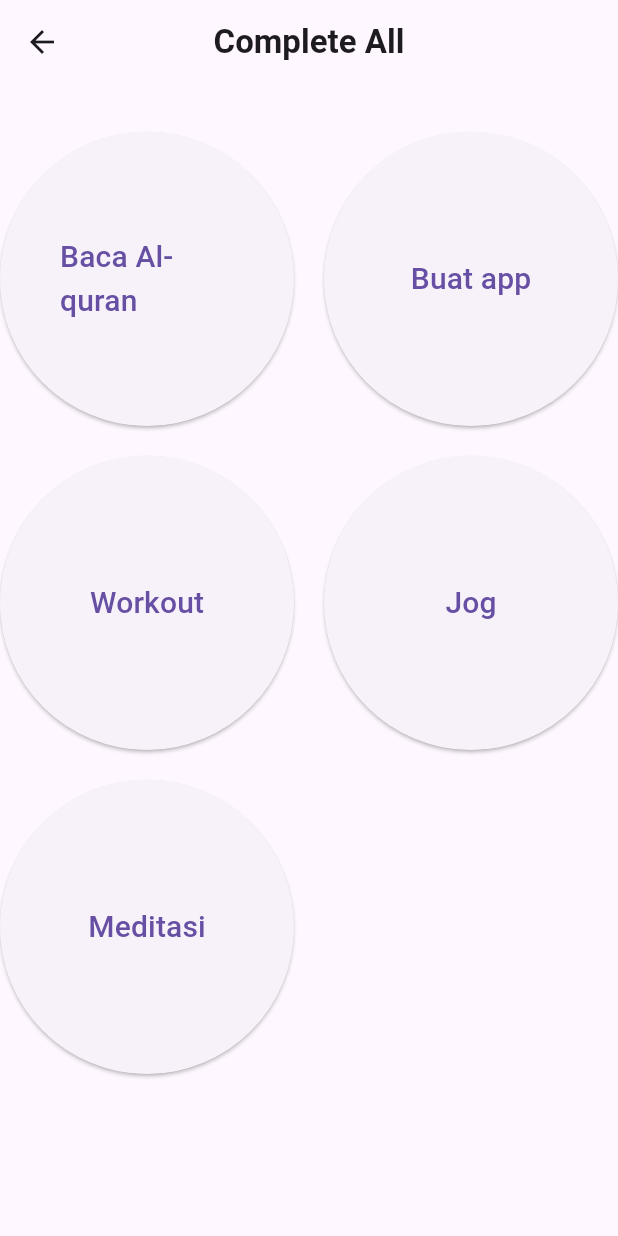
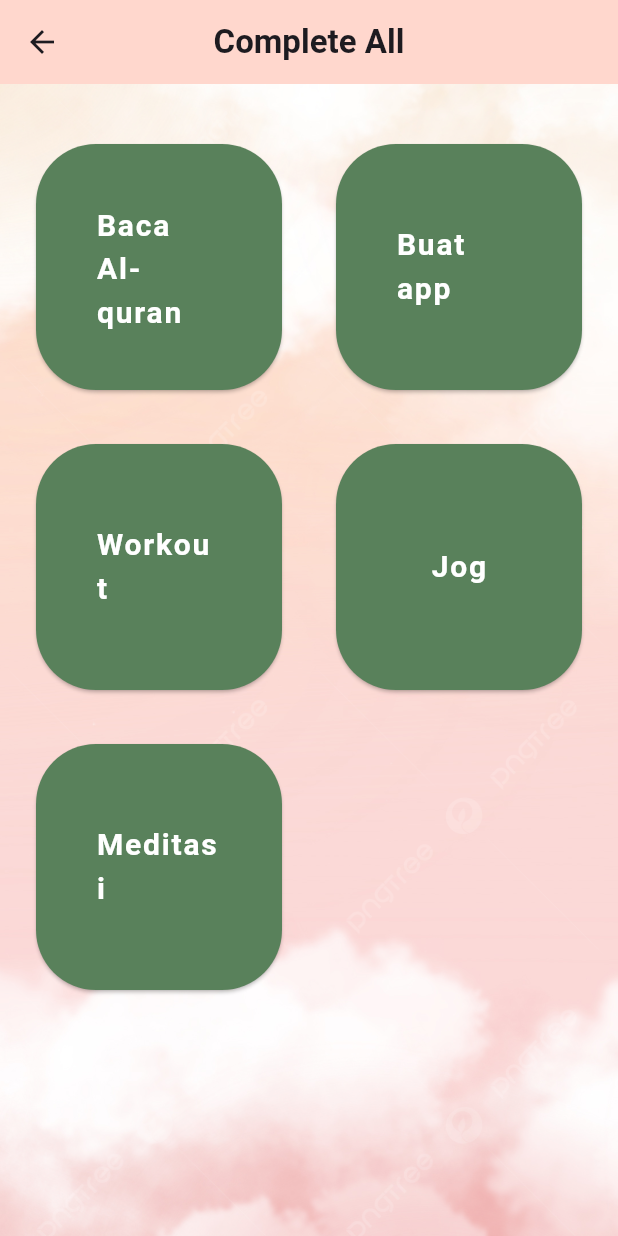
Before and after one commit to C24-S60348/habitmultiplayer, a Flutter app: the screen it shows after launch, after a tap on "Start", on a phone screen of 412 x 824 dp. Run offline on Flutter 3.47's test engine with Material 3 defaults, Android fonts, the phone set to English and light mode, and no system bars; our stand-ins replace flutter_html, shared_preferences, web, webview_flutter; missing offline and left inert: dart:html, dart:ui_web, flutter_html_iframe; network calls fail.

Commit message:
add wallpaper and styling

```diff
--- a/lib/main.dart
+++ b/lib/main.dart
@@ -63,7 +63,14 @@ class _SplashScreenState extends State<SplashScreen> {
     }
 
     return Scaffold(
-      body: Center(
+      body: Container(
+        decoration: BoxDecoration(
+          image: DecorationImage(
+            image: AssetImage('assets/skywallpaper.jpg'),
+            fit: BoxFit.cover,
+          ),
+        ),
+        child: Center(
           child: SingleChildScrollView(
             child: Column(
               mainAxisAlignment: MainAxisAlignment.center,
@@ -73,9 +80,16 @@ class _SplashScreenState extends State<SplashScreen> {
                   style: TextStyle(fontSize: 24, fontWeight: FontWeight.bold),
                 ),
                 SizedBox(height: 32), // Spacing
-                Text(
+                Container(
+                  padding: EdgeInsets.symmetric(horizontal: 16, vertical: 8),
+                  decoration: BoxDecoration(
+                    color: Colors.yellow.withOpacity(0.3),
+                    borderRadius: BorderRadius.circular(8),
+                  ),
+                  child: Text(
                     'Logged in as: $loggedInUser',
-                  style: TextStyle(fontSize: 18, color: Colors.grey),
+                    style: TextStyle(fontSize: 18, color: Colors.blueGrey),
+                  ),
                 ),
                 SizedBox(height: 32), // Spacing
                 ElevatedButton(
@@ -83,10 +97,15 @@ class _SplashScreenState extends State<SplashScreen> {
                     Navigator.of(context).push(MaterialPageRoute(builder: (context) => HomePage()));
                   },
                   style: ElevatedButton.styleFrom(
-                  shape: CircleBorder(),
-                  padding: EdgeInsets.all(120),
+                    shape: RoundedRectangleBorder(
+                      borderRadius: BorderRadius.circular(50),
                     ),
-                child: Text('Start', style: TextStyle(fontSize: 30)),
+                    padding: EdgeInsets.all(80),
+                    backgroundColor: Colors.blueGrey,
+                    shadowColor: Colors.black.withOpacity(0.5),
+                    elevation: 10,
+                  ),
+                  child: Text('Start', style: TextStyle(fontSize: 30, color: Colors.white, fontWeight: FontWeight.bold, fontFamily: 'Poppins', letterSpacing: 1.5)),
                 ),
                 if (loggedInUser == 'afwan')
                   Column(
@@ -127,6 +146,7 @@ class _SplashScreenState extends State<SplashScreen> {
                   },
                 ),
               ],
+            ),
           ),
         ),
       ),
@@ -218,9 +238,15 @@ class _LoginPageState extends State<LoginPage> {
   Widget build(BuildContext context) {
     return Scaffold(
       appBar: AppBar(title: Text('Login Page')),
-      body: Center(
-        child:
-            _isLoading
+      body: Container(
+        decoration: BoxDecoration(
+          image: DecorationImage(
+            image: AssetImage('assets/skywallpaper.jpg'),
+            fit: BoxFit.cover,
+          ),
+        ),
+        child: Center(
+          child: _isLoading
               ? CircularProgressIndicator()
               : Padding(
                 padding: const EdgeInsets.all(16.0),
@@ -259,6 +285,7 @@ class _LoginPageState extends State<LoginPage> {
                       child: Text('Don\'t have an account? Sign up'),
                     ),
                   ],
+                ),
               ),
         ),
       ),
@@ -362,9 +389,15 @@ class _SignupPageState extends State<SignupPage> {
   Widget build(BuildContext context) {
     return Scaffold(
       appBar: AppBar(title: Text('Signup Page')),
-      body: Center(
-        child:
-            _isLoading
+      body: Container(
+        decoration: BoxDecoration(
+          image: DecorationImage(
+            image: AssetImage('assets/skywallpaper.jpg'),
+            fit: BoxFit.cover,
+          ),
+        ),
+        child: Center(
+          child: _isLoading
               ? CircularProgressIndicator()
               : Padding(
                 padding: const EdgeInsets.all(16.0),
@@ -389,6 +422,7 @@ class _SignupPageState extends State<SignupPage> {
                     SizedBox(height: 20),
                     Text(_response),
                   ],
+                ),
               ),
         ),
       ),
@@ -447,8 +481,16 @@ class _HomePageState extends State<HomePage> {
           style: TextStyle(fontWeight: FontWeight.bold),
         ),
         centerTitle: true,
+        backgroundColor: const Color.fromARGB(255, 255, 201, 184).withOpacity(0.7), // Change background color to a whity orange
       ),
-      body: Center(
+      body: Container(
+        decoration: BoxDecoration(
+          image: DecorationImage(
+            image: AssetImage('assets/skywallpaper.jpg'),
+            fit: BoxFit.cover,
+          ),
+        ),
+        child: Center(
           child: Column(
             mainAxisAlignment: MainAxisAlignment.center,
             children: [
@@ -457,6 +499,8 @@ class _HomePageState extends State<HomePage> {
                 child: Center(
                   child: ConstrainedBox(
                     constraints: BoxConstraints(maxWidth: 500),
+                    child: Padding(
+                      padding: const EdgeInsets.symmetric(horizontal: 16.0), // Add horizontal padding to the grid
                       child: GridView.builder(
                         gridDelegate: const SliverGridDelegateWithFixedCrossAxisCount(
                           crossAxisCount: 2, // Number of columns
@@ -465,7 +509,9 @@ class _HomePageState extends State<HomePage> {
                         ),
                         itemCount: buttonData.length, // Dynamically set based on buttonData
                         itemBuilder: (context, index) {
-                      return ElevatedButton(
+                          return Container(
+                            margin: const EdgeInsets.all(8.0), // Add margin around each button
+                            child: ElevatedButton(
                               onPressed: () {
                                 Navigator.of(context).push(
                                   MaterialPageRoute(
@@ -477,15 +523,25 @@ class _HomePageState extends State<HomePage> {
                                 );
                               },
                               style: ElevatedButton.styleFrom(
-                          shape: const CircleBorder(),
+                                backgroundColor: const Color.fromARGB(255, 89, 129, 91), // Dark green background
+                                shape: RoundedRectangleBorder(
+                                  borderRadius: BorderRadius.circular(40),
+                                ),
                                 padding: EdgeInsets.all(kIsWeb ? 24 : 40), // smaller on web
                               ),
                               child: Text(
                                 buttonData[index]['title']!,
-                          style: const TextStyle(fontSize: 20),
+                                style: const TextStyle(
+                                  fontSize: 20,
+                                  fontWeight: FontWeight.bold,
+                                  color: Colors.white,
+                                  letterSpacing: 1.2,
+                                ),
+                              ),
                             ),
                           );
                         },
+                      ),
                     ),
                   ),
                 ),
@@ -510,6 +566,7 @@ class _HomePageState extends State<HomePage> {
               //   child: Text('Try HTML Content'),
               // ),
             ],
+          ),
         ),
       ),
     );
@@ -679,8 +736,11 @@ class _InsidePageState extends State<InsidePage>
       appBar: AppBar(
         title: Text(
           widget.title,
-          style: TextStyle(color: Colors.black, fontSize: 18),
+          style: TextStyle(color: Colors.black, fontSize: 18, fontWeight: FontWeight.bold),
+
         ),
+        backgroundColor: const Color.fromARGB(255, 255, 201, 184).withOpacity(0.7), // Change background color to a whity orange
+
         actions: [
           IconButton(
             icon: Icon(Icons.note),
@@ -742,7 +802,15 @@ class _InsidePageState extends State<InsidePage>
           ),
         ],
       ),
-      body: (kIsWeb && _showNotes) ? SizedBox.shrink() : _webIframeView,
+      body: Container(
+        decoration: BoxDecoration(
+          image: DecorationImage(
+            image: AssetImage('assets/skywallpaper.jpg'),
+            fit: BoxFit.cover,
+          ),
+        ),
+        child: (kIsWeb && _showNotes) ? SizedBox.shrink() : _webIframeView,
+      ),
     );
   }
 }
@@ -947,10 +1015,15 @@ class _NotesPageState extends State<NotesPage> {
       onWillPop: _onWillPop, // Handle back navigation
       child: Scaffold(
         appBar: AppBar(
-          title: Text(
+          title: Align(
+            alignment: Alignment.centerLeft,
+            child: Text(
               '${widget.title} - Notes',
-            style: TextStyle(color: Colors.black, fontSize: 18),
+              style: TextStyle(color: Colors.black, fontSize: 18, fontWeight: FontWeight.bold),
             ),
+          ),
+          backgroundColor: const Color.fromARGB(255, 255, 201, 184).withOpacity(0.7), // Change background color to a whity orange
+
           leading: IconButton(
             icon: Icon(Icons.arrow_back),
             onPressed: () {
@@ -962,7 +1035,14 @@ class _NotesPageState extends State<NotesPage> {
             },
           ),
         ),
-        body: Padding(
+        body: Container(
+          decoration: BoxDecoration(
+            image: DecorationImage(
+              image: AssetImage('assets/skywallpaper.jpg'),
+              fit: BoxFit.cover,
+            ),
+          ),
+          child: Padding(
             padding: const EdgeInsets.all(16.0),
             child: Column(
               children: [
@@ -995,6 +1075,7 @@ class _NotesPageState extends State<NotesPage> {
                   ],
                 ),
               ],
+            ),
           ),
         ),
       ),
@@ -1085,7 +1166,14 @@ class _AdminPageState extends State<AdminPage> {
     final columns = users[0].keys.toList();
     return Scaffold(
       appBar: AppBar(title: Text('Admin Panel')),
-      body: SingleChildScrollView(
+      body: Container(
+        decoration: BoxDecoration(
+          image: DecorationImage(
+            image: AssetImage('assets/skywallpaper.jpg'),
+            fit: BoxFit.cover,
+          ),
+        ),
+        child: SingleChildScrollView(
           scrollDirection: Axis.horizontal,
           child: DataTable(
             columns: columns.map((col) => DataColumn(label: Text(col))).toList(),
@@ -1094,6 +1182,7 @@ class _AdminPageState extends State<AdminPage> {
                 cells: columns.map((col) => DataCell(Text('${row[col]}'))).toList(),
               );
             }).toList(),
+          ),
         ),
       ),
     );
@@ -1224,8 +1313,10 @@ class _HabitHistoryPageState extends State<HabitHistoryPage> {
       appBar: AppBar(
         title: Text(
           '${widget.habitTitle} - History',
-          style: TextStyle(color: Colors.black, fontSize: 18),
+          style: TextStyle(color: Colors.black, fontSize: 18, fontWeight: FontWeight.bold),
         ),
+        backgroundColor: const Color.fromARGB(255, 255, 201, 184).withOpacity(0.7), // Change background color to a whity orange
+
         actions: [
           IconButton(
             icon: Icon(Icons.arrow_back_ios),
@@ -1245,7 +1336,14 @@ class _HabitHistoryPageState extends State<HabitHistoryPage> {
           ),
         ],
       ),
-      body: isLoading
+      body: Container(
+        decoration: BoxDecoration(
+          image: DecorationImage(
+            image: AssetImage('assets/skywallpaper.jpg'),
+            fit: BoxFit.cover,
+          ),
+        ),
+        child: isLoading
             ? Center(child: CircularProgressIndicator())
             : Center(
                 child: SingleChildScrollView(
@@ -1301,6 +1399,7 @@ class _HabitHistoryPageState extends State<HabitHistoryPage> {
                   ),
                 ),
               ),
+      ),
     );
   }
 }
--- a/pubspec.yaml
+++ b/pubspec.yaml
@@ -63,9 +63,8 @@ flutter:
   uses-material-design: true
 
   # To add assets to your application, add an assets section, like this:
-  # assets:
-  #   - images/a_dot_burr.jpeg
-  #   - images/a_dot_ham.jpeg
+  assets:
+    - assets/skywallpaper.jpg
 
   # An image asset can refer to one or more resolution-specific "variants", see
   # https://flutter.dev/to/resolution-aware-images
```
Also changed, not shown: assets/skywallpaper.jpg (added). Lines whose indentation alone changed are shown as unchanged.
